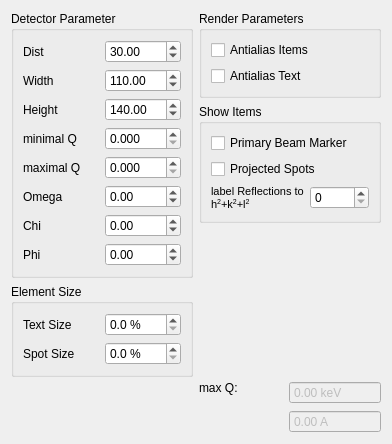
Old version of the form LauePlaneCfg.ui in the repository BackupTheBerlios/clip-svn.
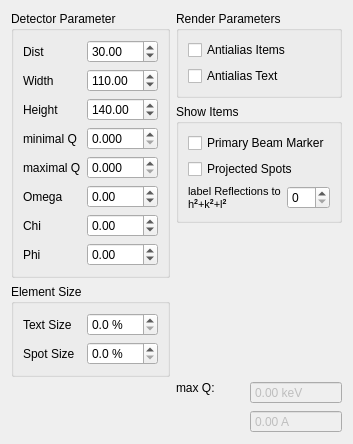
New version of the form.

Diff of the .ui file:
```diff
--- a/LauePlaneCfg.ui
+++ b/LauePlaneCfg.ui
@@ -5,7 +5,7 @@
    <rect>
     <x>0</x>
     <y>0</y>
-    <width>392</width>
+    <width>333</width>
     <height>444</height>
    </rect>
   </property>
@@ -344,7 +344,7 @@
 &lt;html>&lt;head>&lt;meta name="qrichtext" content="1" />&lt;style type="text/css">
 p, li { white-space: pre-wrap; }
 &lt;/style>&lt;/head>&lt;body style=" font-family:'MS Shell Dlg 2'; font-size:8.25pt; font-weight:400; font-style:normal;">
-&lt;p style=" margin-top:0px; margin-bottom:0px; margin-left:0px; margin-right:0px; -qt-block-indent:0; text-indent:0px;">label Reflections to h&lt;span style=" vertical-align:super;">2&lt;/span>+k&lt;span style=" vertical-align:super;">2&lt;/span>+l&lt;span style=" vertical-align:super;">2&lt;/span>&lt;/p>&lt;/body>&lt;/html></string>
+&lt;p style=" margin-top:0px; margin-bottom:0px; margin-left:0px; margin-right:0px; -qt-block-indent:0; text-indent:0px; font-size:8pt;">label Reflections to h&lt;span style=" font-weight:600; vertical-align:super;">2&lt;/span>+k&lt;span style=" font-weight:600; vertical-align:super;">2&lt;/span>+l&lt;span style=" font-weight:600; vertical-align:super;">2&lt;/span>&lt;/p>&lt;/body>&lt;/html></string>
             </property>
             <property name="wordWrap" >
              <bool>true</bool>
```
Left out of the diff: 6 changed lines with no effect on the pictures.
